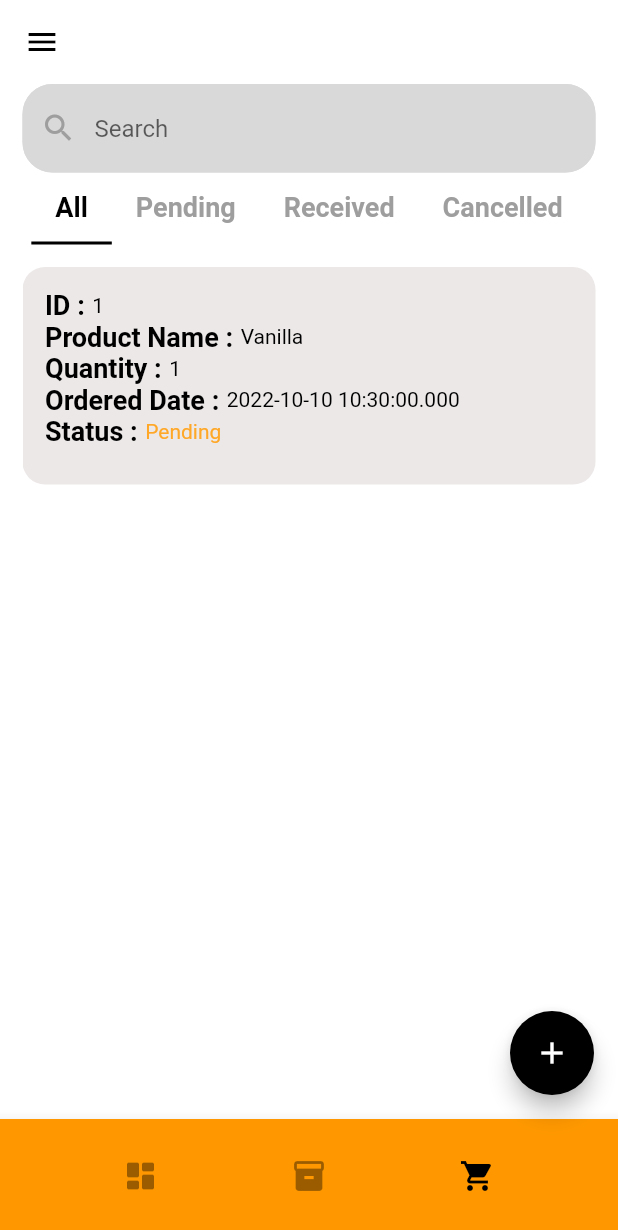
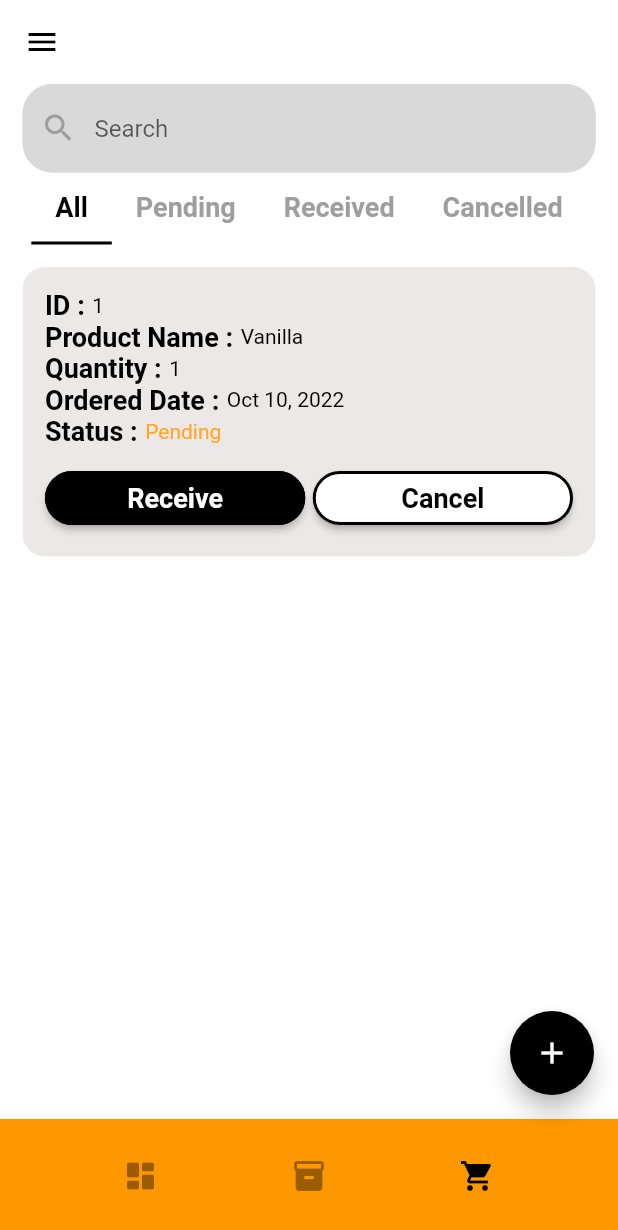
Before and after one commit to Samayel304/dcs_inventory_system, a Flutter app: the OrderScreen screen opened by its route, on a phone screen of 412 x 824 dp. Shown: the top 1230 px of the screen. Run offline on Flutter 3.47's test engine with Material 2 defaults, Android fonts, the phone set to English and light mode, and no system bars; drawn by our look-alikes of flutter_speed_dial; our stand-ins replace fluttertoast; Roboto replaces fonts that are missing (Optima).

Commit message:
List of orders added

```diff
--- a/lib/utils/helper.dart
+++ b/lib/utils/helper.dart
@@ -19,3 +19,8 @@ Color statusFormatColor(String status) {
   }
   return Colors.black;
 }
+
+String formatDateTime(DateTime dateTime) {
+  String formatedDateTime = DateFormat("MMM dd, yyyy").format(dateTime);
+  return formatedDateTime;
+}
--- a/lib/views/screens/inventory_screen.dart
+++ b/lib/views/screens/inventory_screen.dart
@@ -4,7 +4,7 @@ import 'package:dcs_inventory_system/view_models/inventory_view_model.dart';
 import 'package:dcs_inventory_system/views/widgets/bottom_navbar.dart';
 import 'package:dcs_inventory_system/views/widgets/modal_child/add_product.dart';
 import 'package:dcs_inventory_system/views/widgets/modal_child/deduct_quantity.dart';
-import 'package:dcs_inventory_system/views/widgets/textfield/custom_textfield.dart';
+import 'package:dcs_inventory_system/views/widgets/custom_textfield.dart';
 
 import "package:flutter/material.dart";
 import 'package:flutter_speed_dial/flutter_speed_dial.dart';
--- a/lib/views/screens/order_screen.dart
+++ b/lib/views/screens/order_screen.dart
@@ -2,6 +2,7 @@ import 'package:dcs_inventory_system/models/order_model.dart';
 import 'package:dcs_inventory_system/utils/helper.dart';
 import 'package:dcs_inventory_system/views/widgets/bottom_navbar.dart';
 import 'package:dcs_inventory_system/views/widgets/custom_app_bar.dart';
+import 'package:dcs_inventory_system/views/widgets/custom_elevated_button.dart';
 import 'package:dcs_inventory_system/views/widgets/custom_floating_action_button.dart';
 import 'package:dcs_inventory_system/views/widgets/custom_textfield.dart';
 import 'package:flutter/material.dart';
@@ -126,7 +127,7 @@ class _TabBarViewChild extends StatelessWidget {
                         text: Order.orders[index].quantity.toString()),
                     _OrderDetailContainer(
                         title: "Ordered Date",
-                        text: Order.orders[index].orderedDate.toString()),
+                        text: formatDateTime(Order.orders[index].orderedDate)),
                     _OrderDetailContainer(
                       title: "Status",
                       text: Order.orders[index].status,
@@ -134,7 +135,22 @@ class _TabBarViewChild extends StatelessWidget {
                     ),
                     const SizedBox(height: 10),
                     Row(
-                      children: [],
+                      children: [
+                        Expanded(
+                          child: CustomElevatedButton(
+                              text: "Receive",
+                              fontColor: Colors.white,
+                              backgroundColor: Colors.black,
+                              onPressed: () {}),
+                        ),
+                        const SizedBox(width: 5),
+                        Expanded(
+                          child: CustomElevatedButton(
+                              text: "Cancel",
+                              backgroundColor: Colors.white,
+                              onPressed: () {}),
+                        )
+                      ],
                     )
                   ],
                 ),
--- a/lib/views/widgets/custom_elevated_button.dart
+++ b/lib/views/widgets/custom_elevated_button.dart
@@ -6,25 +6,28 @@ class CustomElevatedButton extends StatelessWidget {
     required this.text,
     required this.backgroundColor,
     required this.onPressed,
+    this.fontColor = Colors.black,
   }) : super(key: key);
   final String text;
   final Color backgroundColor;
   final Function onPressed;
+  final Color? fontColor;
 
   @override
   Widget build(BuildContext context) {
     return ElevatedButton(
       style: ElevatedButton.styleFrom(
           backgroundColor: backgroundColor,
-          shape:
-              RoundedRectangleBorder(borderRadius: BorderRadius.circular(30))),
-      onPressed: onPressed(),
+          shape: RoundedRectangleBorder(
+              borderRadius: BorderRadius.circular(30),
+              side: const BorderSide(color: Colors.black, width: 2.0))),
+      onPressed: () {
+        onPressed();
+      },
       child: Text(
         text,
-        style: Theme.of(context)
-            .textTheme
-            .headline3!
-            .copyWith(color: Colors.black),
+        style:
+            Theme.of(context).textTheme.headline3!.copyWith(color: fontColor),
       ),
     );
   }
--- a/lib/views/widgets/modal_child/add_product.dart
+++ b/lib/views/widgets/modal_child/add_product.dart
@@ -66,6 +66,7 @@ class AddProduct extends StatelessWidget {
               height: 50,
               child: CustomElevatedButton(
                 text: "Save",
+                fontColor: Colors.white,
                 backgroundColor: Colors.black,
                 onPressed: () {
                   switch (category) {
--- a/lib/views/widgets/modal_child/deduct_quantity.dart
+++ b/lib/views/widgets/modal_child/deduct_quantity.dart
@@ -34,6 +34,7 @@ class DeductQuantity extends StatelessWidget {
               height: 50,
               child: CustomElevatedButton(
                 text: "Save",
+                fontColor: Colors.white,
                 backgroundColor: Colors.black,
                 onPressed: () {},
               ),
```
Also changed, not shown: lib/views/widgets/modal_child/edit_product.dart (+5 -6 lines).
